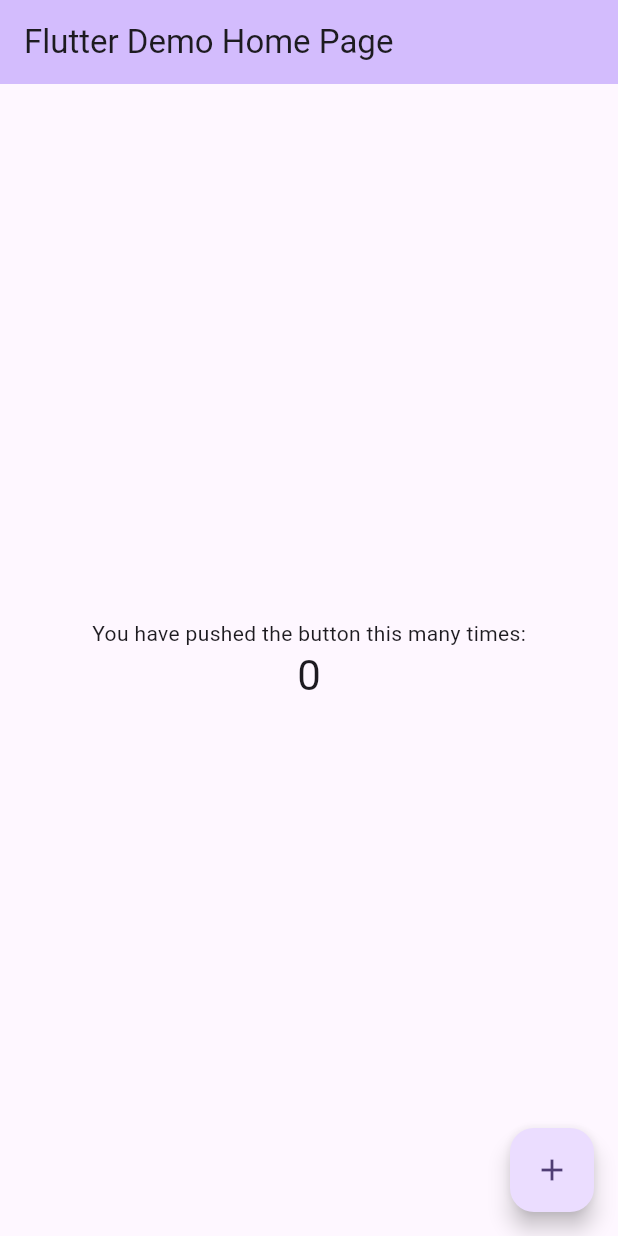
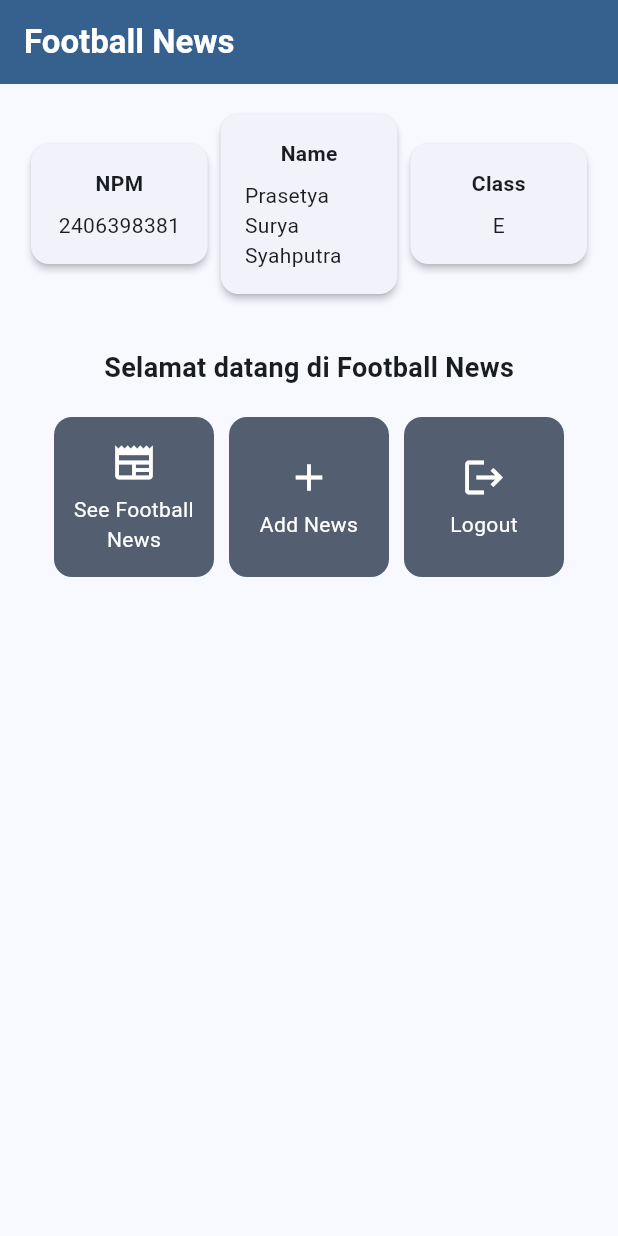
Before and after one commit to prasetyasurya-ui/football-news-mobile, a Flutter app: the screen it shows after launch, on a phone screen of 412 x 824 dp. Run offline on Flutter 3.47's test engine with Material 3 defaults, Android fonts, the phone set to English and light mode, and no system bars.

Commit message:
Tutorial 6

```diff
--- a/lib/main.dart
+++ b/lib/main.dart
@@ -1,4 +1,5 @@
 import 'package:flutter/material.dart';
+import 'package:football_news/menu.dart';
 
 void main() {
   runApp(const MyApp());
@@ -28,95 +29,9 @@ class MyApp extends StatelessWidget {
         //
         // This works for code too, not just values: Most code changes can be
         // tested with just a hot reload.
-        colorScheme: ColorScheme.fromSeed(seedColor: Colors.deepPurple),
+        colorScheme: ColorScheme.fromSeed(seedColor: Colors.blue),
       ),
-      home: const MyHomePage(title: 'Flutter Demo Home Page'),
+      home: MyHomePage(),
     );
   }
 }
-
-class MyHomePage extends StatefulWidget {
-  const MyHomePage({super.key, required this.title});
-
-  // This widget is the home page of your application. It is stateful, meaning
-  // that it has a State object (defined below) that contains fields that affect
-  // how it looks.
-
-  // This class is the configuration for the state. It holds the values (in this
-  // case the title) provided by the parent (in this case the App widget) and
-  // used by the build method of the State. Fields in a Widget subclass are
-  // always marked "final".
-
-  final String title;
-
-  @override
-  State<MyHomePage> createState() => _MyHomePageState();
-}
-
-class _MyHomePageState extends State<MyHomePage> {
-  int _counter = 0;
-
-  void _incrementCounter() {
-    setState(() {
-      // This call to setState tells the Flutter framework that something has
-      // changed in this State, which causes it to rerun the build method below
-      // so that the display can reflect the updated values. If we changed
-      // _counter without calling setState(), then the build method would not be
-      // called again, and so nothing would appear to happen.
-      _counter++;
-    });
-  }
-
-  @override
-  Widget build(BuildContext context) {
-    // This method is rerun every time setState is called, for instance as done
-    // by the _incrementCounter method above.
-    //
-    // The Flutter framework has been optimized to make rerunning build methods
-    // fast, so that you can just rebuild anything that needs updating rather
-    // than having to individually change instances of widgets.
-    return Scaffold(
-      appBar: AppBar(
-        // TRY THIS: Try changing the color here to a specific color (to
-        // Colors.amber, perhaps?) and trigger a hot reload to see the AppBar
-        // change color while the other colors stay the same.
-        backgroundColor: Theme.of(context).colorScheme.inversePrimary,
-        // Here we take the value from the MyHomePage object that was created by
-        // the App.build method, and use it to set our appbar title.
-        title: Text(widget.title),
-      ),
-      body: Center(
-        // Center is a layout widget. It takes a single child and positions it
-        // in the middle of the parent.
-        child: Column(
-          // Column is also a layout widget. It takes a list of children and
-          // arranges them vertically. By default, it sizes itself to fit its
-          // children horizontally, and tries to be as tall as its parent.
-          //
-          // Column has various properties to control how it sizes itself and
-          // how it positions its children. Here we use mainAxisAlignment to
-          // center the children vertically; the main axis here is the vertical
-          // axis because Columns are vertical (the cross axis would be
-          // horizontal).
-          //
-          // TRY THIS: Invoke "debug painting" (choose the "Toggle Debug Paint"
-          // action in the IDE, or press "p" in the console), to see the
-          // wireframe for each widget.
-          mainAxisAlignment: MainAxisAlignment.center,
-          children: <Widget>[
-            const Text('You have pushed the button this many times:'),
-            Text(
-              '$_counter',
-              style: Theme.of(context).textTheme.headlineMedium,
-            ),
-          ],
-        ),
-      ),
-      floatingActionButton: FloatingActionButton(
-        onPressed: _incrementCounter,
-        tooltip: 'Increment',
-        child: const Icon(Icons.add),
-      ), // This trailing comma makes auto-formatting nicer for build methods.
-    );
-  }
-}
--- /dev/null
+++ b/lib/menu.dart
@@ -0,0 +1,172 @@
+import 'package:flutter/material.dart';
+
+class MyHomePage extends StatelessWidget {
+  MyHomePage({super.key});
+
+  final String nama = "Prasetya Surya Syahputra";
+  final String npm = "2406398381";
+  final String kelas = "E";
+
+  final List<ItemHomepage> items = [
+    ItemHomepage("See Football News", Icons.newspaper),
+    ItemHomepage("Add News", Icons.add),
+    ItemHomepage("Logout", Icons.logout),
+  ];
+
+  @override
+  Widget build(BuildContext context) {
+    return Scaffold(
+      // AppBar adalah bagian atas halaman yang menampilkan judul.
+      appBar: AppBar(
+        // Judul aplikasi "Football News" dengan teks putih dan tebal.
+        title: const Text(
+          'Football News',
+          style: TextStyle(color: Colors.white, fontWeight: FontWeight.bold),
+        ),
+        // Warna latar belakang AppBar diambil dari skema warna tema aplikasi.
+        backgroundColor: Theme.of(context).colorScheme.primary,
+      ),
+      // Body halaman dengan padding di sekelilingnya.
+      body: Padding(
+        padding: const EdgeInsets.all(16.0),
+        // Menyusun widget secara vertikal dalam sebuah kolom.
+        child: Column(
+          crossAxisAlignment: CrossAxisAlignment.center,
+          children: [
+            // Row untuk menampilkan 3 InfoCard secara horizontal.
+            Row(
+              mainAxisAlignment: MainAxisAlignment.spaceEvenly,
+              children: [
+                InfoCard(title: 'NPM', content: npm),
+                InfoCard(title: 'Name', content: nama),
+                InfoCard(title: 'Class', content: kelas),
+              ],
+            ),
+
+            // Memberikan jarak vertikal 16 unit.
+            const SizedBox(height: 16.0),
+
+            // Menempatkan widget berikutnya di tengah halaman.
+            Center(
+              child: Column(
+                // Menyusun teks dan grid item secara vertikal.
+                children: [
+                  // Menampilkan teks sambutan dengan gaya tebal dan ukuran 18.
+                  const Padding(
+                    padding: EdgeInsets.only(top: 16.0),
+                    child: Text(
+                      'Selamat datang di Football News',
+                      style: TextStyle(
+                        fontWeight: FontWeight.bold,
+                        fontSize: 18.0,
+                      ),
+                    ),
+                  ),
+
+                  // Grid untuk menampilkan ItemCard dalam bentuk grid 3 kolom.
+                  GridView.count(
+                    primary: true,
+                    padding: const EdgeInsets.all(20),
+                    crossAxisSpacing: 10,
+                    mainAxisSpacing: 10,
+                    crossAxisCount: 3,
+                    // Agar grid menyesuaikan tinggi kontennya.
+                    shrinkWrap: true,
+
+                    // Menampilkan ItemCard untuk setiap item dalam list items.
+                    children: items.map((ItemHomepage item) {
+                      return ItemCard(item);
+                    }).toList(),
+                  ),
+                ],
+              ),
+            ),
+          ],
+        ),
+      ),
+    );
+  }
+}
+
+class InfoCard extends StatelessWidget {
+  final String title;
+  final String content;
+
+  const InfoCard({super.key, required this.title, required this.content});
+
+  @override
+  Widget build(BuildContext context) {
+    return Card(
+      elevation: 2.0,
+      child: Container(
+        width: MediaQuery.of(context).size.width / 3.5,
+        padding: const EdgeInsets.all(16.0),
+        child: Column(
+          children: [
+            Text(title, style: const TextStyle(fontWeight: FontWeight.bold)),
+            const SizedBox(height: 8.0),
+            Text(content),
+          ],
+        ),
+      ),
+    );
+  }
+}
+
+class ItemHomepage {
+  final String name;
+  final IconData icon;
+
+  ItemHomepage(this.name, this.icon);
+}
+
+class ItemCard extends StatelessWidget {
+  // Menampilkan kartu dengan ikon dan nama.
+
+  final ItemHomepage item;
+
+  const ItemCard(this.item, {super.key});
+
+  @override
+  Widget build(BuildContext context) {
+    return Material(
+      // Menentukan warna latar belakang dari tema aplikasi.
+      color: Theme.of(context).colorScheme.secondary,
+      // Membuat sudut kartu melengkung.
+      borderRadius: BorderRadius.circular(12),
+
+      child: InkWell(
+        // Aksi ketika kartu ditekan.
+        onTap: () {
+          // Menampilkan pesan SnackBar saat kartu ditekan.
+          ScaffoldMessenger.of(context)
+            ..hideCurrentSnackBar()
+            ..showSnackBar(
+              SnackBar(
+                content: Text("Kamu telah menekan tombol ${item.name}!"),
+              ),
+            );
+        },
+        // Container untuk menyimpan Icon dan Text
+        child: Container(
+          padding: const EdgeInsets.all(8),
+          child: Center(
+            child: Column(
+              // Menyusun ikon dan teks di tengah kartu.
+              mainAxisAlignment: MainAxisAlignment.center,
+              children: [
+                Icon(item.icon, color: Colors.white, size: 30.0),
+                const Padding(padding: EdgeInsets.all(3)),
+                Text(
+                  item.name,
+                  textAlign: TextAlign.center,
+                  style: const TextStyle(color: Colors.white),
+                ),
+              ],
+            ),
+          ),
+        ),
+      ),
+    );
+  }
+}
```
